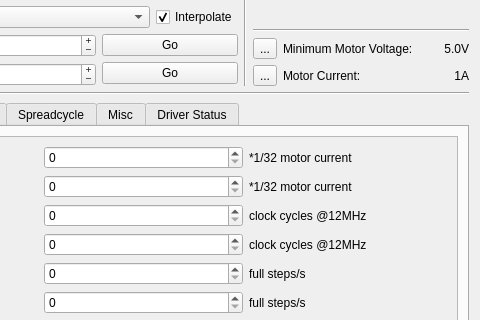
Above: src/brickv/plugin_system/plugins/silent_stepper/ui/silent_stepper.ui from Tinkerforge/brickv before the change; both pictures show x 193 to 673 and y 284 to 604 of the 673 by 755 pixel window. Below: the same form after it.
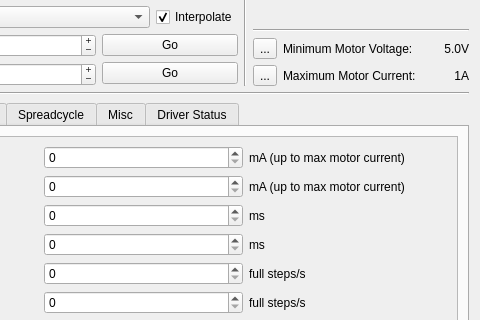
That is the form after the change. The open tabs and pages were chosen to show the change.

Commit message: Use human readable values for basic config parameters

```diff
--- a/src/brickv/plugin_system/plugins/silent_stepper/ui/silent_stepper.ui
+++ b/src/brickv/plugin_system/plugins/silent_stepper/ui/silent_stepper.ui
@@ -687,7 +687,7 @@
          <item>
           <widget class="QLabel" name="label_9">
            <property name="text">
-            <string>Motor Current:</string>
+            <string>Maximum Motor Current:</string>
            </property>
           </widget>
          </item>
@@ -859,28 +859,28 @@
              <item row="0" column="2">
               <widget class="QLabel" name="label_20">
                <property name="text">
-                <string>*1/32 motor current</string>
+                <string>mA (up to max motor current)</string>
                </property>
               </widget>
              </item>
              <item row="1" column="2">
               <widget class="QLabel" name="label_21">
                <property name="text">
-                <string>*1/32 motor current</string>
+                <string>mA (up to max motor current)</string>
                </property>
               </widget>
              </item>
              <item row="2" column="2">
               <widget class="QLabel" name="label_22">
                <property name="text">
-                <string>clock cycles @12MHz</string>
+                <string>ms</string>
                </property>
               </widget>
              </item>
              <item row="3" column="2">
               <widget class="QLabel" name="label_23">
                <property name="text">
-                <string>clock cycles @12MHz</string>
+                <string>ms</string>
                </property>
               </widget>
              </item>
```
Left out of the diff: 30 changed lines with no effect on the pictures.
